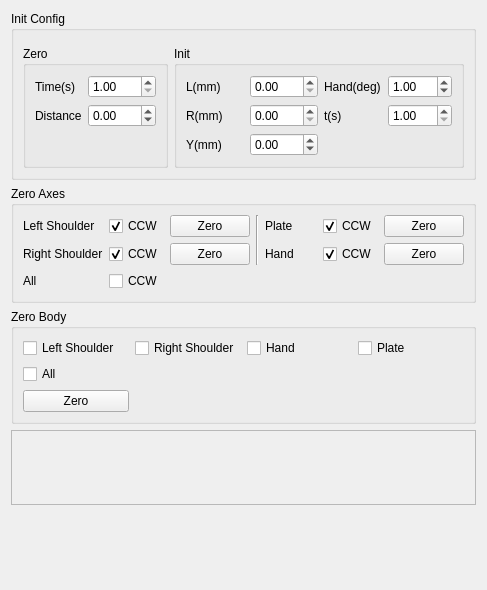
Old version of the form source/wnd/ui/deltapref.ui in the repository ww4u/megarobostudio.
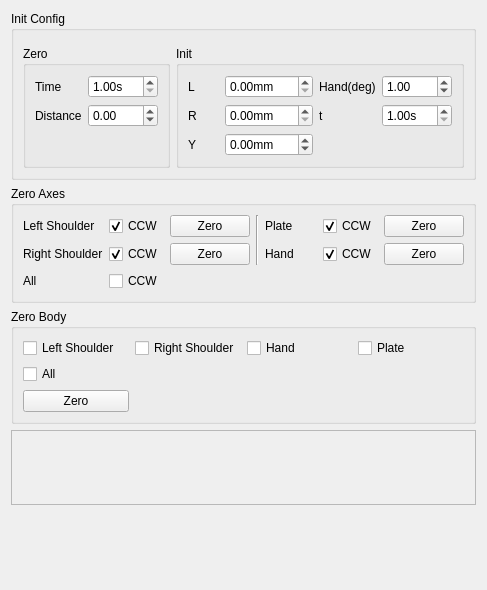
New version of the form. Icons and pictures are not drawn. Custom widgets are drawn as their Qt base class.

```diff
--- a/source/wnd/ui/deltapref.ui
+++ b/source/wnd/ui/deltapref.ui
@@ -35,12 +35,15 @@
          <item row="0" column="0">
           <widget class="QLabel" name="label_7">
            <property name="text">
-            <string>Time(s)</string>
+            <string>Time</string>
            </property>
           </widget>
          </item>
          <item row="0" column="1">
           <widget class="QDoubleSpinBox" name="spinZeroTime">
+           <property name="suffix">
+            <string>s</string>
+           </property>
            <property name="minimum">
             <double>1.000000000000000</double>
            </property>
@@ -84,12 +87,15 @@
          <item row="1" column="0">
           <widget class="QLabel" name="label_2">
            <property name="text">
-            <string>L(mm)</string>
+            <string>L</string>
            </property>
           </widget>
          </item>
          <item row="1" column="1">
           <widget class="QDoubleSpinBox" name="spinInitL">
+           <property name="suffix">
+            <string>mm</string>
+           </property>
            <property name="minimum">
             <double>0.000000000000000</double>
            </property>
@@ -101,12 +107,15 @@
          <item row="4" column="0">
           <widget class="QLabel" name="label_3">
            <property name="text">
-            <string>Y(mm)</string>
+            <string>Y</string>
            </property>
           </widget>
          </item>
          <item row="4" column="1">
           <widget class="QDoubleSpinBox" name="spinInitY">
+           <property name="suffix">
+            <string>mm</string>
+           </property>
            <property name="minimum">
             <double>-200.000000000000000</double>
            </property>
@@ -135,12 +144,15 @@
          <item row="3" column="0">
           <widget class="QLabel" name="label_4">
            <property name="text">
-            <string>R(mm)</string>
+            <string>R</string>
            </property>
           </widget>
          </item>
          <item row="3" column="1">
           <widget class="QDoubleSpinBox" name="spinInitR">
+           <property name="suffix">
+            <string>mm</string>
+           </property>
            <property name="minimum">
             <double>0.000000000000000</double>
            </property>
@@ -152,12 +164,15 @@
          <item row="3" column="2">
           <widget class="QLabel" name="label_16">
            <property name="text">
-            <string>t(s)</string>
+            <string>t</string>
            </property>
           </widget>
          </item>
          <item row="3" column="3">
           <widget class="QDoubleSpinBox" name="spinInitT">
+           <property name="suffix">
+            <string>s</string>
+           </property>
            <property name="minimum">
             <double>1.000000000000000</double>
            </property>
```
